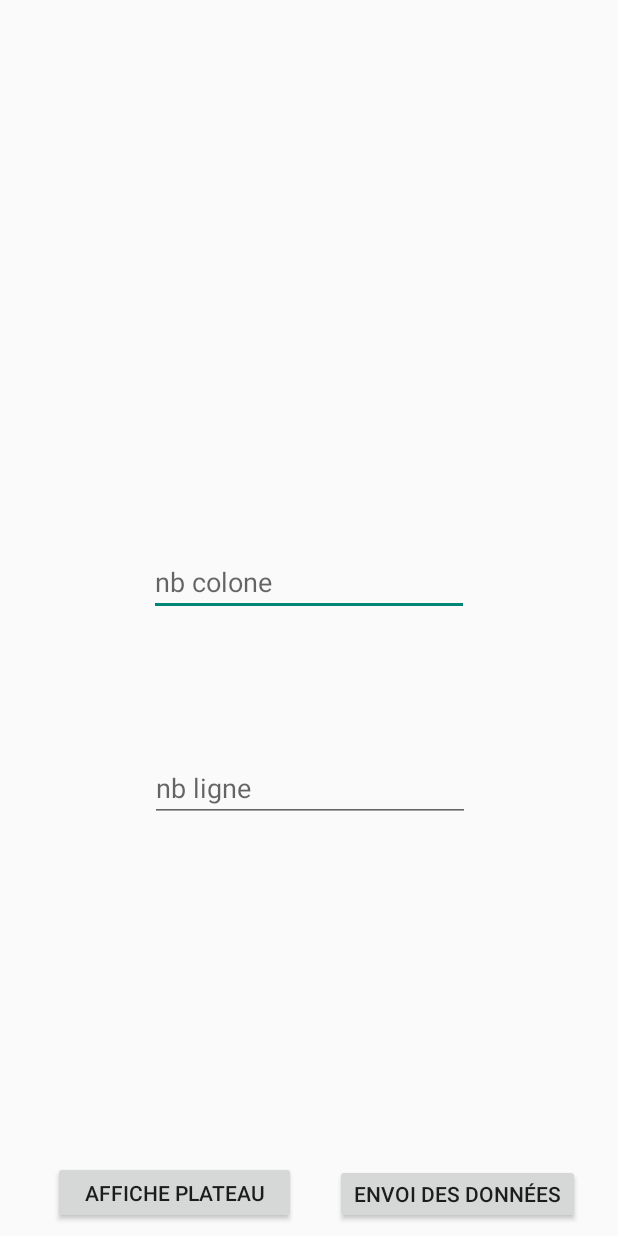
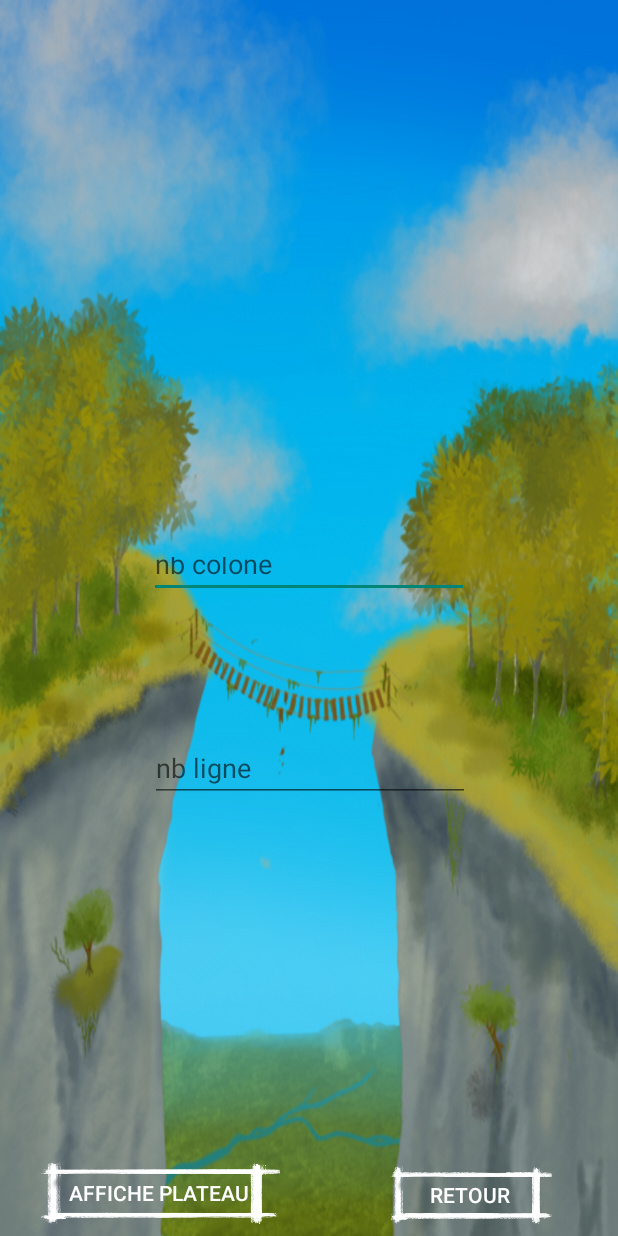
Before and after one commit to CorentinGautier/SIAMAMUSE, an Android app: the Activity_CreationPlateau screen opened directly, with no data from a screen before it, after a tap on "AFFICHE PLATEAU", on a phone screen of 412 x 824 dp. Run offline under Robolectric (Android 15) with nearby library versions, the phone set to English and light mode, and no system bars; 2 statements that could not run were skipped.

Commit message:
modif weekend

```diff
--- a/app/src/main/java/corp/siam/siamamuse/Activity_Option.java
+++ b/app/src/main/java/corp/siam/siamamuse/Activity_Option.java
@@ -52,9 +52,4 @@ public class Activity_Option extends AppCompatActivity {
         this.finish();
     }
 
-    public void allerEditPlateau(View v){
-        Intent intent = new Intent(this, Activity_CreationPlateau.class); // l'activité où on est vers la prochaine
-        startActivity(intent);
-        this.finish() ;
-    }
 }
--- a/app/src/main/java/corp/siam/siamamuse/Plateau/Activity_CreationPlateau.java
+++ b/app/src/main/java/corp/siam/siamamuse/Plateau/Activity_CreationPlateau.java
@@ -1,20 +1,23 @@
 package corp.siam.siamamuse.Plateau;
 
+import android.content.Intent;
 import android.support.v7.app.AppCompatActivity;
 import android.os.Bundle;
 import android.util.Log;
-import android.view.Gravity;
 import android.view.View;
 import android.view.ViewGroup;
 import android.widget.Button;
 import android.widget.EditText;
 import android.widget.ImageButton;
+import android.widget.ImageView;
 import android.widget.TableLayout;
 import android.widget.TableRow;
 import android.widget.TextView;
+
+import corp.siam.siamamuse.MainActivity;
 import corp.siam.siamamuse.R;
 
-public class Activity_CreationPlateau extends AppCompatActivity implements View.OnClickListener {
+public class Activity_CreationPlateau extends AppCompatActivity {
 
 
     EditText editTextNbColone;
@@ -28,6 +31,10 @@ public class Activity_CreationPlateau extends AppCompatActivity implements View.
     private ImageButton imageRocher;
     TableLayout context;
 
+    ImageView imgVide; // création d'un élément : ligne
+    TableRow row; // création d'un élément : colone
+    int id;//id de la case créee
+
     @Override
     protected void onCreate(Bundle savedInstanceState) {
         super.onCreate(savedInstanceState);
@@ -35,87 +42,92 @@ public class Activity_CreationPlateau extends AppCompatActivity implements View.
 
         editTextNbColone = findViewById(R.id.editTextNbColone);
         editTextNbLigne = findViewById(R.id.editTextNbLigne);
-        btnEnvoi = (Button) findViewById(R.id.btnEnvoi);
-        btnEnvoi.setOnClickListener(this);
 
-       final TableLayout table = (TableLayout) findViewById(R.id.idTable); // on prend le tableau défini dans le layout
 
-       affichePlateau = (Button)findViewById(R.id.affichePlateau);
-       affichePlateau.setOnClickListener(new View.OnClickListener(){ // Notre classe anonyme
-           public void onClick(View view){ // et sa méthode !
-               if (view.getId()==R.id.affichePlateau){
-                   CreaPlateau(nbColone, nbLigne, table);
-               }
-           }
-       });
+        final TableLayout table = (TableLayout) findViewById(R.id.idTable); // on prend le tableau défini dans le layout
 
+        affichePlateau = (Button)findViewById(R.id.affichePlateau);
+        affichePlateau.setOnClickListener(new View.OnClickListener(){ // Notre classe anonyme
+            public void onClick(View view){
+                if (view.getId()==R.id.affichePlateau){
+                    String nbColoneS = editTextNbColone.getText().toString();
+                    Log.e("nbColone",nbColoneS);
+                    nbColone =  Integer.decode(nbColoneS);
+                    String nbLigneS = editTextNbLigne.getText().toString();
+                    Log.e("nbLigne", nbLigneS);
+                    nbLigne =  Integer.decode(nbLigneS);
+                    CreaPlateau(nbColone, nbLigne, table);
+                }
+            }
+        });
     }
-    public void CreaPlateau(int nbLigne, int nbColone,TableLayout table){
 
-        TableRow row; // création d'un élément : colone
-        TextView tv1; // création d'un élément : ligne
-        final int[][] plateauView = new int[nbLigne][nbColone];
-        Log.e("CreaPLateau","nb colone = "+nbColone+"nb ligne = "+nbLigne);
-        Log.e("CreaPLateau","initialisation"+plateauView);
-        // on remplis la matrice
-        for(int i=0;i<nbLigne;i++) {
-            for(int j = 0; j<nbColone;j++){
-               plateauView[i][j] = Integer.parseInt("rien");
-                Log.e("CreaPLateau","rempli les case");
+    public void CreaPlateau(int nbLigne, int nbColone,TableLayout table) {
+
+        if (nbColone != 0 && nbColone != 0 && nbColone< 6&& nbLigne< 6) {
+            int[][] plateauView = new int[nbLigne][nbColone];
+            Log.e("CreaPLateau", "nb colone = " + nbColone + "nb ligne = " + nbLigne);
+            Log.e("CreaPLateau", "initialisation" + plateauView);
+            // on remplis la matrice
+            for (int i = 0; i < nbLigne; i++) {
+                for (int j = 0; j < nbColone; j++) {
+                   // plateauView[i][j] = 10;
+                    Log.e("CreaPLateau", "rempli les case");
+                }
+            }
+            // on affiche cette matrice sur l'activity
+            for (int i = 0; i < nbLigne; i++) {
+                Log.e("CreaPLateau", "pour toute les lignes debut");
+                row = new TableRow(this); // création d'une nouvelle ligne
+                id = i;
+                row.setOnClickListener(new View.OnClickListener() {
+                    @Override
+                    public void onClick(View v) { //lorsque click alors
+                        AjoutImage();
+                        Log.d("mydebug", "i=" + id);
+                    }
+                });
+                for (int j = 0; j < nbColone; j++) {
+                    Log.e("CreaPLateau", "pour toute les colones debut");
+                    imgVide = new ImageView(this); // création cellule
+                    String text = String.valueOf(plateauView[i][j]);
+
+                    ViewGroup.LayoutParams paramas = new ViewGroup.LayoutParams(100, 100);
+                    imgVide.setLayoutParams(paramas);
+                    imgVide.setBackgroundResource(R.drawable.rhinoceros);
+                    // .setText(text); // ajout du texte
+                    Log.e("CreaPLateau", "pour toute les colones millieu");
+                    //.setGravity(Gravity.CENTER); // centrage dans la cellule pour un texte
+                    // adaptation de la largeur de colonne à l'écran :
+                    imgVide.setLayoutParams(new TableRow.LayoutParams(200, 50, 50));
+
+                    // ajout des cellules à la ligne
+                    row.addView(imgVide);
+                    Log.e("CreaPLateau", "pour toute les colones fin");
+                }
+                // ajout de la ligne au tableau
+                Log.e("CreaPLateau", "pour toute les lignes fin");
+                table.addView(row);
+                Log.e("CreaPLateau", "affichage du plateau");
             }
         }
-        // on affiche cette matrice sur l'activity
-        for(int i=0;i<nbLigne;i++) {
-            Log.e("CreaPLateau","pour toute les lignes debut");
-            row = new TableRow(this); // création d'une nouvelle ligne
-            final int id=i;
-            row.setOnClickListener(new View.OnClickListener() {
-                @Override
-                public void onClick(View v) { //lorsque click alors
-
-                    //this.plateauView[x][j]="rocher";
-                    Log.d("mydebug","i="+id);
-                }
-            });
-            for(int j = 0; j<nbColone;j++) {
-                Log.e("CreaPLateau","pour toute les colones debut");
-                tv1 = new TextView(this); // création cellule
-                String text = String.valueOf(plateauView[i][j]) ;
-                tv1.setText(text); // ajout du texte
-                Log.e("CreaPLateau","pour toute les colones millieu");
-                tv1.setGravity(Gravity.CENTER); // centrage dans la cellule
-                // adaptation de la largeur de colonne à l'écran :
-                tv1.setLayoutParams(new TableRow.LayoutParams(0, android.view.ViewGroup.LayoutParams.WRAP_CONTENT, 1));
-
-
-                // ajout des cellules à la ligne
-                row.addView(tv1);
-                Log.e("CreaPLateau","pour toute les colones fin");
-            }
-            // ajout de la ligne au tableau
-            Log.e("CreaPLateau","pour toute les lignes fin");
-            table.addView(row);
-            Log.e("CreaPLateau","affichage du plateau");
+        else{
+            Log.e("error","impossible de faire un tableau de 0 lignes et/ ou 0 colones");
         }
     }
     public void AjoutImage(){ // ajoute un rocher lors du click sur une des cases
-        ImageButton imageRocher = new ImageButton(this);
+        row.removeView(context);
+
         ViewGroup.LayoutParams params = new ViewGroup.LayoutParams((int) 20, (int) 20);
-        imageRocher.setLayoutParams(params);
-        imageRocher.setImageResource(R.drawable.rocher);
-        context.addView(imageRocher);
+        imgVide.setLayoutParams(params);
+
+        imgVide.setBackgroundResource(R.drawable.rocher);
+        row.addView(imgVide);
     }
 
-
-    public void onClick(View v) {
-        String nbColoneS = editTextNbColone.getText().toString();
-        Log.e("nbColone",nbColoneS);
-        nbColone =  Integer.decode(nbColoneS);
-        String nbLigneS = editTextNbLigne.getText().toString();
-        Log.e("nbLigne", nbLigneS);
-        nbLigne =  Integer.decode(nbLigneS);
+    public void RetourMenu(View v){
+        Intent intent = new Intent(this, MainActivity.class); // l'activité où on est en ce moment et la prochaine activity
+        startActivity(intent);
+        this.finish();
     }
-
-
-
 }
--- a/app/src/main/res/layout/activity__creation_plateau.xml
+++ b/app/src/main/res/layout/activity__creation_plateau.xml
@@ -4,13 +4,14 @@
     xmlns:tools="http://schemas.android.com/tools"
     android:layout_width="match_parent"
     android:layout_height="match_parent"
+    android:background="@drawable/backgndconverti"
     tools:context=".Plateau.Activity_CreationPlateau">
 
 
     <EditText
         android:id="@+id/editTextNbColone"
         android:layout_width="wrap_content"
-        android:layout_height="wrap_content"
+        android:layout_height="37dp"
         android:layout_marginStart="8dp"
         android:layout_marginTop="8dp"
         android:layout_marginEnd="8dp"
@@ -24,7 +25,7 @@
     <EditText
         android:id="@+id/editTextNbLigne"
         android:layout_width="wrap_content"
-        android:layout_height="wrap_content"
+        android:layout_height="40dp"
         android:layout_marginStart="8dp"
         android:layout_marginTop="8dp"
         android:layout_marginEnd="8dp"
@@ -41,33 +42,41 @@
         app:layout_constraintVertical_bias="0.238" />
 
     <Button
-        android:id="@+id/btnEnvoi"
-        android:layout_width="163dp"
-        android:layout_height="40dp"
-        android:layout_marginStart="8dp"
-        android:layout_marginEnd="8dp"
-        android:layout_marginBottom="8dp"
-        android:text="Envoi des données"
-        app:layout_constraintBottom_toBottomOf="parent"
-        app:layout_constraintEnd_toEndOf="parent"
-        app:layout_constraintStart_toEndOf="@+id/affichePlateau" />
-
-    <Button
         android:id="@+id/affichePlateau"
         android:layout_width="162dp"
         android:layout_height="42dp"
         android:layout_marginStart="8dp"
         android:layout_marginEnd="188dp"
         android:layout_marginBottom="8dp"
+        android:background="@drawable/coutonbouton"
         android:text="affiche Plateau"
+        android:textColor="@android:color/white"
         app:layout_constraintBottom_toBottomOf="parent"
         app:layout_constraintEnd_toEndOf="parent"
+        app:layout_constraintHorizontal_bias="0.307"
         app:layout_constraintStart_toStartOf="parent" />
+
+    <Button
+        android:id="@+id/buttonRetour"
+        android:layout_width="110dp"
+        android:layout_height="39dp"
+        android:layout_marginStart="16dp"
+        android:layout_marginEnd="8dp"
+        android:layout_marginBottom="8dp"
+        android:background="@drawable/coutonbouton"
+        android:onClick="RetourMenu"
+        android:text="Retour"
+        android:textColor="@android:color/white"
+        app:layout_constraintBottom_toBottomOf="parent"
+        app:layout_constraintEnd_toEndOf="parent"
+        app:layout_constraintHorizontal_bias="0.871"
+        app:layout_constraintStart_toStartOf="parent"
+        tools:ignore="MissingConstraints" />
 
     <ScrollView xmlns:android="http://schemas.android.com/apk/res/android"
         android:id="@+id/scrollView1"
         android:layout_width="396dp"
-        android:layout_height="357dp"
+        android:layout_height="353dp"
         android:layout_marginBottom="8dp"
         app:layout_constraintBottom_toBottomOf="parent"
         app:layout_constraintEnd_toEndOf="parent"
```
Also changed, not shown: app/src/main/java/corp/siam/siamamuse/MainActivity.java (+8 -0 lines), app/src/main/res/layout/activity_main.xml (+18 -0 lines), app/src/main/res/layout/activity_option.xml (+0 -17 lines).
